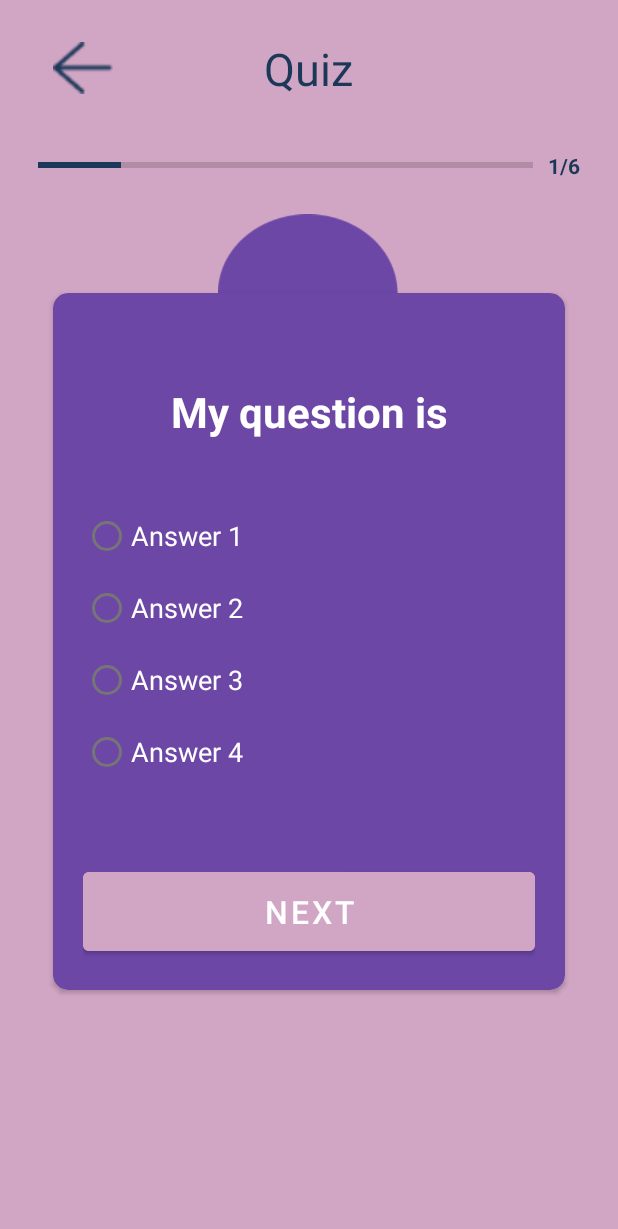
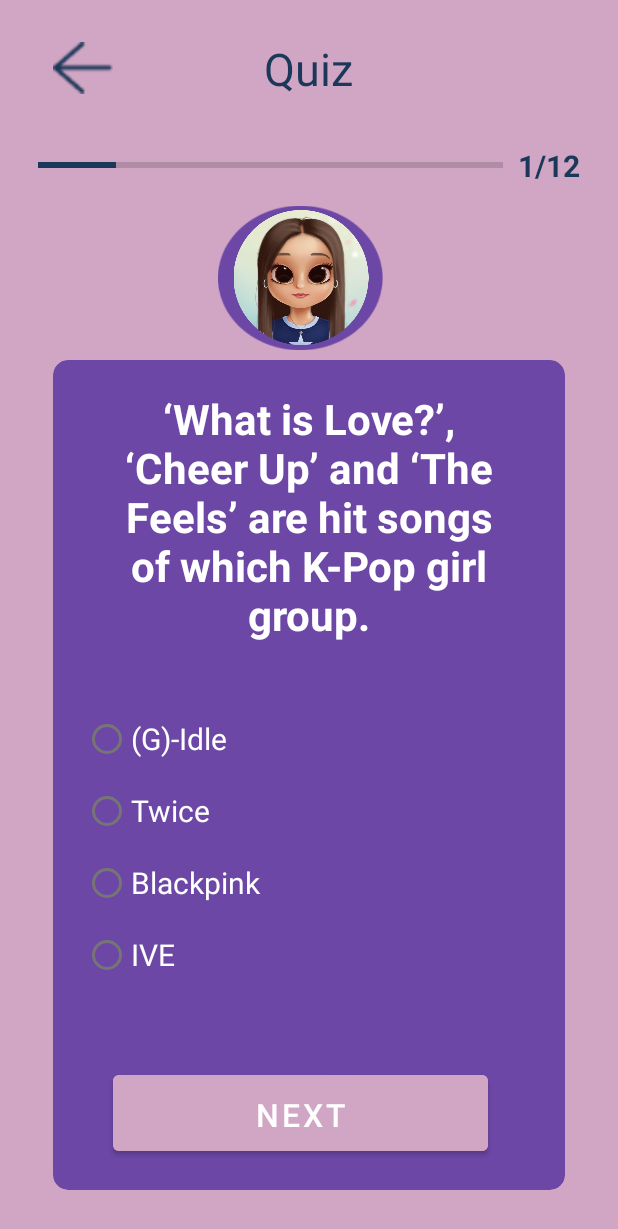
Before and after one commit to DupieM/DuPlessisMarine_Andriod_final_project, an Android app built with Jetpack Compose: the SongQuestionActivity screen opened directly, with no data from a screen before it, on a phone screen of 412 x 824 dp. Shown: the top 1229 px of the screen. Run offline under Robolectric (Android 15) with nearby library versions, the phone set to English and light mode, and no system bars.

Commit message:
song question display

```diff
--- a/MyQuizApp/app/src/main/java/com/example/myquizapp/GroupQuestionActivity.kt
+++ b/MyQuizApp/app/src/main/java/com/example/myquizapp/GroupQuestionActivity.kt
@@ -3,7 +3,7 @@ package com.example.myquizapp
 import androidx.appcompat.app.AppCompatActivity
 import android.os.Bundle
 import com.example.myquizapp.models.Group_Constants.getAllQuestions
-import com.example.myquizapp.models.Song_Constants
+
 
 class GroupQuestionActivity : AppCompatActivity() {
     override fun onCreate(savedInstanceState: Bundle?) {
--- a/MyQuizApp/app/src/main/java/com/example/myquizapp/SongQuestionActivity.kt
+++ b/MyQuizApp/app/src/main/java/com/example/myquizapp/SongQuestionActivity.kt
@@ -1,15 +1,82 @@
 package com.example.myquizapp
 
+import android.content.Intent
 import androidx.appcompat.app.AppCompatActivity
 import android.os.Bundle
+import android.util.Log
+import android.widget.LinearLayout
+import android.widget.RadioButton
+import android.widget.Toast
+import com.example.myquizapp.databinding.ActivitySongQuestionBinding
+import com.example.myquizapp.models.SongQuestion
+import com.example.myquizapp.models.Song_Constants.allQuestions
 import com.example.myquizapp.models.Song_Constants.getAllQuestions
 
+
 class SongQuestionActivity : AppCompatActivity() {
+
+    lateinit var binding: ActivitySongQuestionBinding
+
+
     override fun onCreate(savedInstanceState: Bundle?) {
         super.onCreate(savedInstanceState)
-        setContentView(R.layout.activity_song_question)
+
+        binding = ActivitySongQuestionBinding.inflate(layoutInflater)
+        val view: LinearLayout = binding.root
+
+        //setContentView divines which xml layout to use as my bfrontend
+        setContentView(view)
+
+//        setContentView(R.layout.activity_song_question)
+
+//        val questionNumber = intent.extras?.getInt("questionNumber", 1)
+
+//        if (questionNumber == 1){
+//            getAllQuestions()
+//        }
 
         getAllQuestions()
 
+        val listOfQuestions :ArrayList<SongQuestion> = allQuestions
+
+        var questionNumber: Int = 1
+        val currentQuestion = listOfQuestions[questionNumber!!-1]
+
+        Log.d("AAA First Question: ", currentQuestion.questionText)
+
+        binding.tvHello.text = currentQuestion.questionText
+        binding.rbOptionOne.text = currentQuestion.optionOne
+        binding.rbOptionTwo.text = currentQuestion.optionTwo
+        binding.rbOptionThree.text = currentQuestion.optionThree
+        binding.rbOptionFour.text = currentQuestion.optionFour
+        binding.pbProgress.progress = currentQuestion.id
+        binding.txNumber.text = "${currentQuestion.id}/${listOfQuestions.count()}"
+
+        binding.btnNext.setOnClickListener {
+            var selectedAnswer: Int = binding.rgOptions.checkedRadioButtonId
+
+//            Log.d("AAA Answer Slected ID: ", selectedAnswer.toString())
+
+            // check if the user has selected an answer
+            if(selectedAnswer != 1) {
+                // check if the user selected the correct one?
+                var selectedAnswerValue = findViewById<RadioButton>(selectedAnswer)
+
+                //TODO: navigate to the next question
+                //option 2: navigating to the same question and updating the values
+                val intent = Intent(this, SongQuestionActivity::class.java)
+
+                if (questionNumber== 1){
+                    intent.putExtra("questionNumber", questionNumber+1)
+                }
+
+                startActivity(intent)
+
+//                Log.d("AAA Answer Selected : ", selectedAnswerValue.text.toString())
+            }else {
+                Toast.makeText(this, "Please select your answer", Toast.LENGTH_LONG).show()
+            }
+        }
+
     }
 }
--- a/MyQuizApp/app/src/main/java/com/example/myquizapp/models/Song_Question.kt
+++ b/MyQuizApp/app/src/main/java/com/example/myquizapp/models/SongQuestion.kt
@@ -1,6 +1,6 @@
 package com.example.myquizapp.models
 
-data class Song_Question(
+data class SongQuestion(
     val id: Int,
     val questionText: String,
     val optionOne: String,
--- a/MyQuizApp/app/src/main/java/com/example/myquizapp/models/Song_Constants.kt
+++ b/MyQuizApp/app/src/main/java/com/example/myquizapp/models/Song_Constants.kt
@@ -3,12 +3,12 @@ package com.example.myquizapp.models
 object Song_Constants {
 
     //array for all our question
-    var allQuestions = ArrayList<Song_Question>()
+    var allQuestions = ArrayList<SongQuestion>()
 
     //function to populate our questions
     fun getAllQuestions() {
 
-        val que1 = Song_Question(
+        val que1 = SongQuestion(
             id = 1,
             questionText = "‘What is Love?’, ‘Cheer Up’ and ‘The Feels’ are hit songs of which K-Pop girl group.",
             optionOne = "(G)-Idle",
@@ -18,7 +18,7 @@ object Song_Constants {
             correctAnswer = "Twice"
         )
 
-        val que2 = Song_Question(
+        val que2 = SongQuestion(
             id = 2,
             questionText = "In which song did BTS sing: “Haters gon’ hate, Players gon’ play, Live a life, man, Good luck”.",
             optionOne = "Take Two",
@@ -28,7 +28,7 @@ object Song_Constants {
             correctAnswer = "Mic Drop"
         )
 
-        val que3 = Song_Question(
+        val que3 = SongQuestion(
             id = 3,
             questionText = "Which K-Pop girl group starts their newest song ‘Cake’ with: “Itzy Itzy like that! Cake x4 It’s a piece of Cakex4”.",
             optionOne = "Itzy",
@@ -38,7 +38,7 @@ object Song_Constants {
             correctAnswer = "Itzy"
         )
 
-        val que4 = Song_Question(
+        val que4 = SongQuestion(
             id = 4,
             questionText = "“I’m up above the world so high I’ll be there shinning day and night they wonder how my spotlight is so bright” is the chorus of which song by Stray Kids.",
             optionOne = "Back Door",
@@ -48,7 +48,7 @@ object Song_Constants {
             correctAnswer = "S-Class"
         )
 
-        val que5 = Song_Question(
+        val que5 = SongQuestion(
             id = 5,
             questionText = "What catch phrase does Blackpink use in their songs like ‘Kill This Love’, ‘Pretty Savage’, ‘How you like that’, ‘Boombayah’ and ‘Shut Down’.",
             optionOne = "Blackpink in your area ",
@@ -58,7 +58,7 @@ object Song_Constants {
             correctAnswer = "Blackpink in your area "
         )
 
-        val que6 = Song_Question(
+        val que6 = SongQuestion(
             id = 6,
             questionText = "The chorus “I feel it, my head’s in a Daze x2, I’m addicted, I Replay Play Play” is from the famous song ‘Drunk-Dazed’ by which K-Pop boy group ….",
             optionOne = "Enhyphen",
--- a/MyQuizApp/app/src/main/res/layout/activity_song_question.xml
+++ b/MyQuizApp/app/src/main/res/layout/activity_song_question.xml
@@ -53,17 +53,26 @@
             android:layout_height="wrap_content"
             android:text="1/6"
             android:textColor="@color/text"
+            android:textSize="20dp"
             android:textStyle="bold"
             />
 
     </LinearLayout>
 
     <ImageView
-        android:layout_width="120dp"
-        android:layout_height="120dp"
+        android:layout_width="110dp"
+        android:layout_height="100dp"
         android:layout_marginLeft="120dp"
         android:contentDescription="cat1 mascot"
         android:src="@drawable/cirle" />
+
+    <ImageView
+        android:layout_width="120dp"
+        android:layout_height="90dp"
+        android:layout_marginLeft="115dp"
+        android:contentDescription="cat1 mascot"
+        android:src="@drawable/avatar"
+        android:layout_marginTop="-95dp"/>
 
 
     <androidx.cardview.widget.CardView
@@ -71,7 +80,7 @@
         android:layout_height="wrap_content"
         app:cardCornerRadius="10dp"
         app:cardBackgroundColor="@color/card"
-        android:layout_marginTop="-60dp"
+        android:layout_marginTop="10dp"
         android:layout_marginLeft="10dp"
         android:layout_marginRight="10dp"
         >
@@ -90,7 +99,7 @@
                 android:textColor="@color/text4"
                 android:textAlignment="center"
                 android:textSize="28sp"
-                android:layout_marginTop="40dp"
+                android:layout_marginTop="0dp"
                 android:layout_marginBottom="40dp"
                 android:paddingLeft="20dp"
                 android:paddingRight="20dp"
@@ -107,7 +116,7 @@
                     android:layout_width="match_parent"
                     android:layout_height="wrap_content"
                     android:text="Answer 1"
-                    android:textSize="18sp"
+                    android:textSize="20sp"
                     android:textColor="@color/text4"
                     />
 
@@ -116,7 +125,7 @@
                     android:layout_width="match_parent"
                     android:layout_height="wrap_content"
                     android:text="Answer 2"
-                    android:textSize="18sp"
+                    android:textSize="20sp"
                     android:textColor="@color/text4"
                     />
 
@@ -125,7 +134,7 @@
                     android:layout_width="match_parent"
                     android:layout_height="wrap_content"
                     android:text="Answer 3"
-                    android:textSize="18sp"
+                    android:textSize="20sp"
                     android:textColor="@color/text4"
                     />
 
@@ -134,7 +143,7 @@
                     android:layout_width="match_parent"
                     android:layout_height="wrap_content"
                     android:text="Answer 4"
-                    android:textSize="18sp"
+                    android:textSize="20sp"
                     android:textColor="@color/text4"
                     />
 
@@ -143,18 +152,17 @@
  <!--           Next Button-->
             <com.google.android.material.button.MaterialButton
                 android:id="@+id/btn_next"
-                android:layout_width="match_parent"
+                android:layout_width="250dp"
                 android:layout_height="wrap_content"
                 android:layout_marginTop="0dp"
                 android:backgroundTint="@color/primary"
                 android:paddingVertical="12dp"
                 android:text="@string/next"
-                android:textSize="21sp" />
+                android:textSize="21sp"
+                android:layout_marginLeft="20dp"/>
 
         </LinearLayout>
 
     </androidx.cardview.widget.CardView>
 
-
-
 </LinearLayout>
```
Also changed, not shown: MyQuizApp/app/src/main/java/com/example/myquizapp/CategoryActivity.kt (+20 -0 lines), MyQuizApp/app/src/main/res/layout/activity_category.xml (+11 -16 lines).
